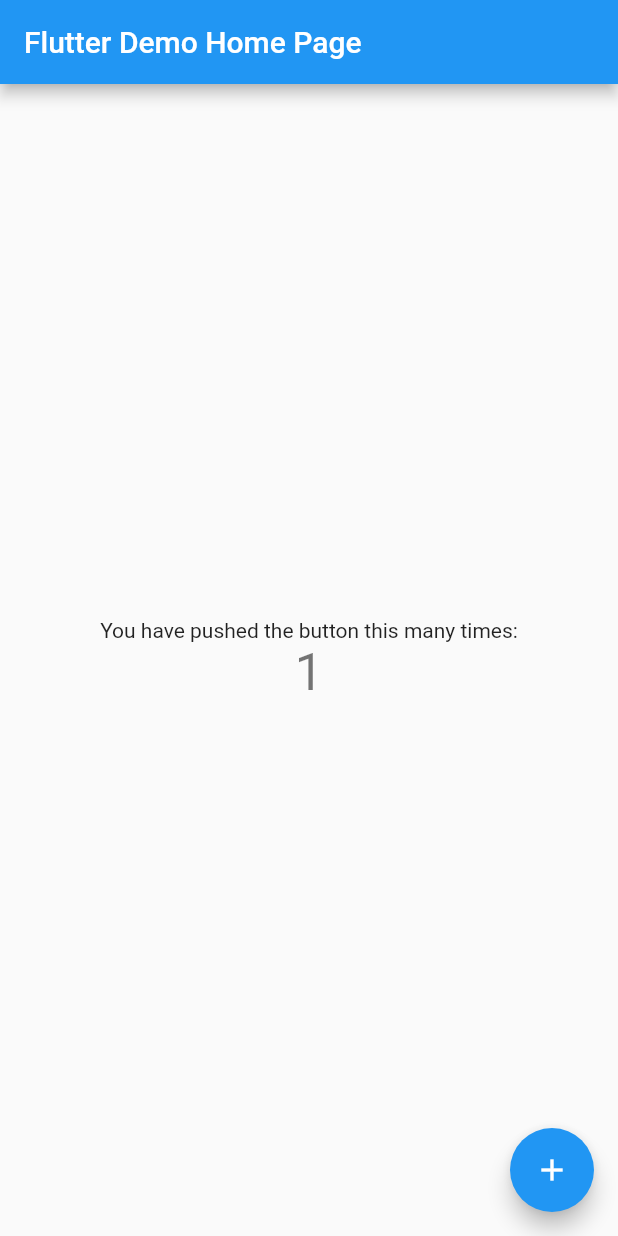
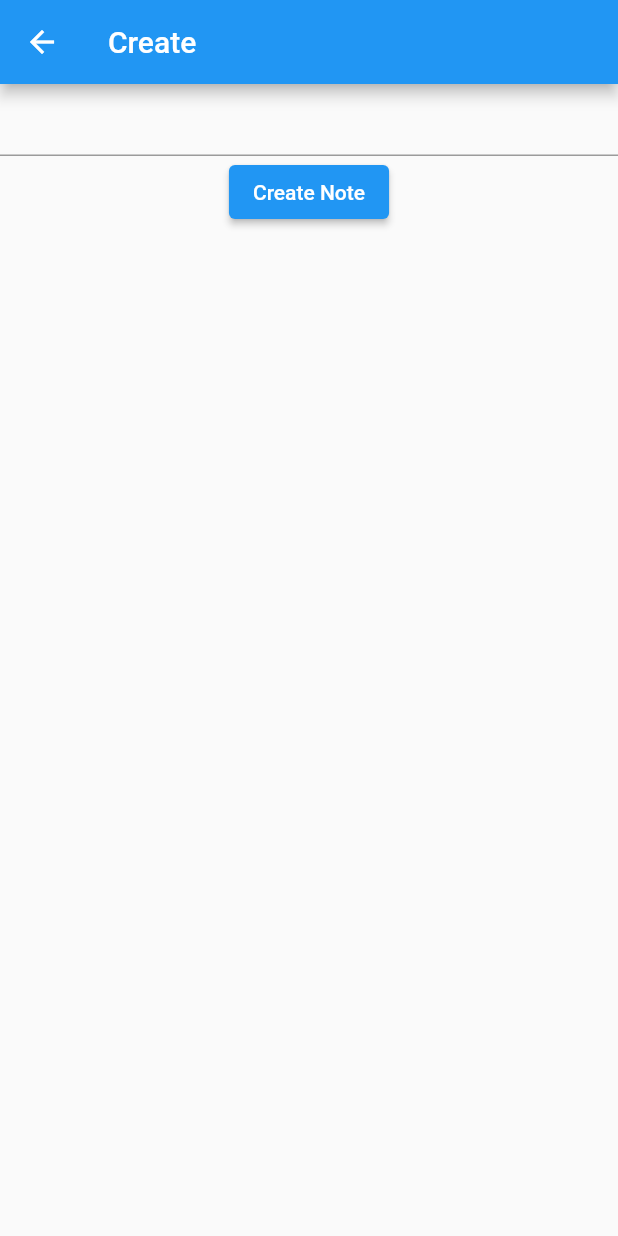
Before and after one commit to emreozturk7/backend_app, a Flutter app: the screen it shows after launch, after a tap on the "add" icon, on a phone screen of 412 x 824 dp. Run offline on Flutter 3.47's test engine with Material 2 defaults, Android fonts, the phone set to English and light mode, and no system bars; network calls fail.

Commit message:
backend finish

```diff
--- /dev/null
+++ b/flutter_backendapp/flutter_backendapp/lib/create.dart
@@ -0,0 +1,43 @@
+import 'package:flutter/material.dart';
+import 'package:http/http.dart';
+
+class CreatePage extends StatefulWidget {
+  final Client client;
+
+  const CreatePage({
+    Key? key,
+    required this.client,
+  }) : super(key: key);
+
+  @override
+  State<CreatePage> createState() => _CreatePageState();
+}
+
+class _CreatePageState extends State<CreatePage> {
+  TextEditingController controller = TextEditingController();
+  @override
+  Widget build(BuildContext context) {
+    return Scaffold(
+      appBar: AppBar(
+        title: const Text('Create'),
+      ),
+      body: Column(
+        children: [
+          TextField(
+            controller: controller,
+          ),
+          ElevatedButton(
+            onPressed: () {
+              widget.client.post(
+                Uri.parse('http://127.0.0.1:8000/notes/create/'),
+                body: {'body': controller.text},
+              );
+              Navigator.pop(context);
+            },
+            child: const Text('Create Note'),
+          ),
+        ],
+      ),
+    );
+  }
+}
--- a/flutter_backendapp/flutter_backendapp/lib/main.dart
+++ b/flutter_backendapp/flutter_backendapp/lib/main.dart
@@ -1,4 +1,11 @@
+import 'dart:convert';
+
 import 'package:flutter/material.dart';
+import 'package:flutter_backendapp/create.dart';
+import 'package:flutter_backendapp/note.dart';
+import 'package:flutter_backendapp/update.dart';
+import 'package:http/http.dart' as http;
+import 'package:http/http.dart';
 
 void main() {
   runApp(const MyApp());
@@ -7,39 +14,18 @@
 class MyApp extends StatelessWidget {
   const MyApp({Key? key}) : super(key: key);
 
-  // This widget is the root of your application.
   @override
   Widget build(BuildContext context) {
-    return MaterialApp(
-      title: 'Flutter Demo',
-      theme: ThemeData(
-        // This is the theme of your application.
-        //
-        // Try running your application with "flutter run". You'll see the
-        // application has a blue toolbar. Then, without quitting the app, try
-        // changing the primarySwatch below to Colors.green and then invoke
-        // "hot reload" (press "r" in the console where you ran "flutter run",
-        // or simply save your changes to "hot reload" in a Flutter IDE).
-        // Notice that the counter didn't reset back to zero; the application
-        // is not restarted.
-        primarySwatch: Colors.blue,
+    return const MaterialApp(
+      home: MyHomePage(
+        title: 'Django App',
       ),
-      home: const MyHomePage(title: 'Flutter Demo Home Page'),
     );
   }
 }
 
 class MyHomePage extends StatefulWidget {
   const MyHomePage({Key? key, required this.title}) : super(key: key);
-
-  // This widget is the home page of your application. It is stateful, meaning
-  // that it has a State object (defined below) that contains fields that affect
-  // how it looks.
-
-  // This class is the configuration for the state. It holds the values (in this
-  // case the title) provided by the parent (in this case the App widget) and
-  // used by the build method of the State. Fields in a Widget subclass are
-  // always marked "final".
 
   final String title;
 
@@ -48,68 +34,74 @@
 }
 
 class _MyHomePageState extends State<MyHomePage> {
-  int _counter = 0;
+  Client client = http.Client();
+  List<Note> notes = [];
 
-  void _incrementCounter() {
-    setState(() {
-      // This call to setState tells the Flutter framework that something has
-      // changed in this State, which causes it to rerun the build method below
-      // so that the display can reflect the updated values. If we changed
-      // _counter without calling setState(), then the build method would not be
-      // called again, and so nothing would appear to happen.
-      _counter++;
-    });
+  @override
+  void initState() {
+    _retrieveNotes();
+    super.initState();
+  }
+
+  _retrieveNotes() async {
+    notes = [];
+
+    List response = json.decode(
+        (await client.get(Uri.parse('http://127.0.0.1:8000/notes/'))).body);
+    for (var element in response) {
+      notes.add(Note.fromMap(element));
+    }
+    setState(() {});
+  }
+
+  void _deleteNote(int id) {
+    client.delete(Uri.parse('http://127.0.0.1:8000/notes/$id/delete/'));
+    _retrieveNotes();
   }
 
   @override
   Widget build(BuildContext context) {
-    // This method is rerun every time setState is called, for instance as done
-    // by the _incrementCounter method above.
-    //
-    // The Flutter framework has been optimized to make rerunning build methods
-    // fast, so that you can just rebuild anything that needs updating rather
-    // than having to individually change instances of widgets.
     return Scaffold(
       appBar: AppBar(
-        // Here we take the value from the MyHomePage object that was created by
-        // the App.build method, and use it to set our appbar title.
         title: Text(widget.title),
       ),
-      body: Center(
-        // Center is a layout widget. It takes a single child and positions it
-        // in the middle of the parent.
-        child: Column(
-          // Column is also a layout widget. It takes a list of children and
-          // arranges them vertically. By default, it sizes itself to fit its
-          // children horizontally, and tries to be as tall as its parent.
-          //
-          // Invoke "debug painting" (press "p" in the console, choose the
-          // "Toggle Debug Paint" action from the Flutter Inspector in Android
-          // Studio, or the "Toggle Debug Paint" command in Visual Studio Code)
-          // to see the wireframe for each widget.
-          //
-          // Column has various properties to control how it sizes itself and
-          // how it positions its children. Here we use mainAxisAlignment to
-          // center the children vertically; the main axis here is the vertical
-          // axis because Columns are vertical (the cross axis would be
-          // horizontal).
-          mainAxisAlignment: MainAxisAlignment.center,
-          children: <Widget>[
-            const Text(
-              'You have pushed the button this many times:',
-            ),
-            Text(
-              '$_counter',
-              style: Theme.of(context).textTheme.headline4,
-            ),
-          ],
+      body: RefreshIndicator(
+        onRefresh: () async {
+          _retrieveNotes();
+        },
+        child: ListView.builder(
+          itemCount: notes.length,
+          itemBuilder: (BuildContext context, int index) {
+            return ListTile(
+              title: Text(notes[index].note),
+              onTap: () => Navigator.of(context).push(
+                MaterialPageRoute(
+                  builder: (context) => UpdatePage(
+                    client: client,
+                    id: notes[index].id,
+                    note: notes[index].note,
+                  ),
+                ),
+              ),
+              trailing: IconButton(
+                icon: const Icon(Icons.delete),
+                onPressed: () => _deleteNote(notes[index].id),
+              ),
+            );
+          },
         ),
       ),
       floatingActionButton: FloatingActionButton(
-        onPressed: _incrementCounter,
+        onPressed: () => Navigator.of(context).push(
+          MaterialPageRoute(
+            builder: (context) => CreatePage(
+              client: client,
+            ),
+          ),
+        ),
         tooltip: 'Increment',
         child: const Icon(Icons.add),
-      ), // This trailing comma makes auto-formatting nicer for build methods.
+      ),
     );
   }
 }
--- /dev/null
+++ b/flutter_backendapp/flutter_backendapp/lib/note.dart
@@ -0,0 +1,51 @@
+import 'dart:convert';
+
+class Note {
+  int id;
+  String note;
+  Note({
+    required this.id,
+    required this.note,
+  });
+
+  Note copyWith({
+    int? id,
+    String? note,
+  }) {
+    return Note(
+      id: id ?? this.id,
+      note: note ?? this.note,
+    );
+  }
+
+  Map<String, dynamic> toMap() {
+    return {
+      'id': id,
+      'body': note,
+    };
+  }
+
+  factory Note.fromMap(Map<String, dynamic> map) {
+    return Note(
+      id: map['id']?.toInt() ?? 0,
+      note: map['body'] ?? '',
+    );
+  }
+
+  String toJson() => json.encode(toMap());
+
+  factory Note.fromJson(String source) => Note.fromMap(json.decode(source));
+
+  @override
+  String toString() => 'Note(id: $id, note: $note)';
+
+  @override
+  bool operator ==(Object other) {
+    if (identical(this, other)) return true;
+
+    return other is Note && other.id == id && other.note == note;
+  }
+
+  @override
+  int get hashCode => id.hashCode ^ note.hashCode;
+}
--- a/flutter_backendapp/flutter_backendapp/pubspec.yaml
+++ b/flutter_backendapp/flutter_backendapp/pubspec.yaml
@@ -30,9 +30,8 @@
   flutter:
     sdk: flutter
 
+  http: ^0.13.4
 
-  # The following adds the Cupertino Icons font to your application.
-  # Use with the CupertinoIcons class for iOS style icons.
   cupertino_icons: ^1.0.2
 
 dev_dependencies:
```
Also changed, not shown: flutter_backendapp/flutter_backendapp/lib/update.dart (added, +54 -0 lines), flutter_backendapp/flutter_backendapp/pubspec.lock, 4 other files.
